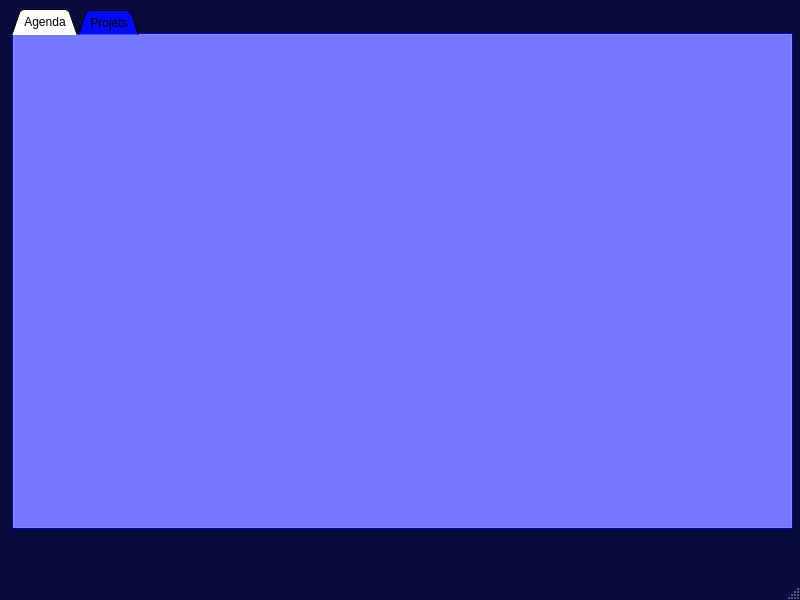
Old version of the form src/mainwindow.ui in the repository sowlosc/ProjectCalendar.
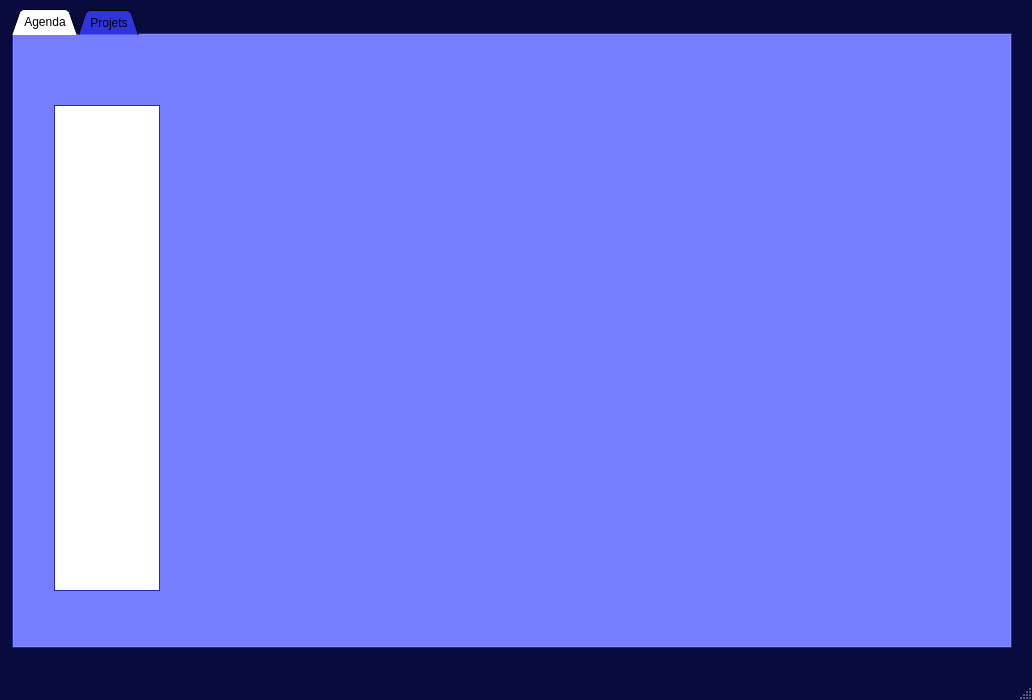
New version of the form. The open tabs and pages were chosen to show the change.

The edit to the form file:
```diff
--- a/src/mainwindow.ui
+++ b/src/mainwindow.ui
@@ -6,8 +6,8 @@
    <rect>
     <x>0</x>
     <y>0</y>
-    <width>800</width>
-    <height>600</height>
+    <width>1032</width>
+    <height>700</height>
    </rect>
   </property>
   <property name="palette">
@@ -434,8 +434,8 @@
      <rect>
       <x>12</x>
       <y>9</y>
-      <width>781</width>
-      <height>521</height>
+      <width>1000</width>
+      <height>640</height>
      </rect>
     </property>
     <property name="palette">
@@ -453,17 +453,17 @@
        <colorrole role="Button">
         <brush brushstyle="SolidPattern">
          <color alpha="255">
-          <red>0</red>
-          <green>8</green>
-          <blue>255</blue>
+          <red>47</red>
+          <green>53</green>
+          <blue>222</blue>
          </color>
         </brush>
        </colorrole>
        <colorrole role="Light">
         <brush brushstyle="SolidPattern">
          <color alpha="255">
-          <red>127</red>
-          <green>132</green>
+          <red>132</red>
+          <green>136</green>
           <blue>255</blue>
          </color>
         </brush>
@@ -471,27 +471,27 @@
        <colorrole role="Midlight">
         <brush brushstyle="SolidPattern">
          <color alpha="255">
-          <red>63</red>
-          <green>70</green>
-          <blue>255</blue>
+          <red>89</red>
+          <green>94</green>
+          <blue>238</blue>
          </color>
         </brush>
        </colorrole>
        <colorrole role="Dark">
         <brush brushstyle="SolidPattern">
          <color alpha="255">
-          <red>0</red>
-          <green>4</green>
-          <blue>127</blue>
+          <red>23</red>
+          <green>26</green>
+          <blue>111</blue>
          </color>
         </brush>
        </colorrole>
        <colorrole role="Mid">
         <brush brushstyle="SolidPattern">
          <color alpha="255">
-          <red>0</red>
-          <green>5</green>
-          <blue>170</blue>
+          <red>31</red>
+          <green>35</green>
+          <blue>148</blue>
          </color>
         </brush>
        </colorrole>
@@ -534,9 +534,9 @@
        <colorrole role="Window">
         <brush brushstyle="SolidPattern">
          <color alpha="255">
-          <red>0</red>
-          <green>8</green>
-          <blue>255</blue>
+          <red>47</red>
+          <green>53</green>
+          <blue>222</blue>
          </color>
         </brush>
        </colorrole>
@@ -552,9 +552,9 @@
        <colorrole role="AlternateBase">
         <brush brushstyle="SolidPattern">
          <color alpha="255">
-          <red>127</red>
-          <green>131</green>
-          <blue>255</blue>
+          <red>151</red>
+          <green>154</green>
+          <blue>238</blue>
          </color>
         </brush>
        </colorrole>
@@ -590,17 +590,17 @@
        <colorrole role="Button">
         <brush brushstyle="SolidPattern">
          <color alpha="255">
-          <red>0</red>
-          <green>8</green>
-          <blue>255</blue>
+          <red>47</red>
+          <green>53</green>
+          <blue>222</blue>
          </color>
         </brush>
        </colorrole>
        <colorrole role="Light">
         <brush brushstyle="SolidPattern">
          <color alpha="255">
-          <red>127</red>
-          <green>132</green>
+          <red>132</red>
+          <green>136</green>
           <blue>255</blue>
          </color>
         </brush>
@@ -608,27 +608,27 @@
        <colorrole role="Midlight">
         <brush brushstyle="SolidPattern">
          <color alpha="255">
-          <red>63</red>
-          <green>70</green>
-          <blue>255</blue>
+          <red>89</red>
+          <green>94</green>
+          <blue>238</blue>
          </color>
         </brush>
        </colorrole>
        <colorrole role="Dark">
         <brush brushstyle="SolidPattern">
          <color alpha="255">
-          <red>0</red>
-          <green>4</green>
-          <blue>127</blue>
+          <red>23</red>
+          <green>26</green>
+          <blue>111</blue>
          </color>
         </brush>
        </colorrole>
        <colorrole role="Mid">
         <brush brushstyle="SolidPattern">
          <color alpha="255">
-          <red>0</red>
-          <green>5</green>
-          <blue>170</blue>
+          <red>31</red>
+          <green>35</green>
+          <blue>148</blue>
          </color>
         </brush>
        </colorrole>
@@ -671,9 +671,9 @@
        <colorrole role="Window">
         <brush brushstyle="SolidPattern">
          <color alpha="255">
-          <red>0</red>
-          <green>8</green>
-          <blue>255</blue>
+          <red>47</red>
+          <green>53</green>
+          <blue>222</blue>
          </color>
         </brush>
        </colorrole>
@@ -689,9 +689,9 @@
        <colorrole role="AlternateBase">
         <brush brushstyle="SolidPattern">
          <color alpha="255">
-          <red>127</red>
-          <green>131</green>
-          <blue>255</blue>
+          <red>151</red>
+          <green>154</green>
+          <blue>238</blue>
          </color>
         </brush>
        </colorrole>
@@ -718,26 +718,26 @@
        <colorrole role="WindowText">
         <brush brushstyle="SolidPattern">
          <color alpha="255">
-          <red>0</red>
-          <green>4</green>
-          <blue>127</blue>
+          <red>23</red>
+          <green>26</green>
+          <blue>111</blue>
          </color>
         </brush>
        </colorrole>
        <colorrole role="Button">
         <brush brushstyle="SolidPattern">
          <color alpha="255">
-          <red>0</red>
-          <green>8</green>
-          <blue>255</blue>
+          <red>47</red>
+          <green>53</green>
+          <blue>222</blue>
          </color>
         </brush>
        </colorrole>
        <colorrole role="Light">
         <brush brushstyle="SolidPattern">
          <color alpha="255">
-          <red>127</red>
-          <green>132</green>
+          <red>132</red>
+          <green>136</green>
           <blue>255</blue>
          </color>
         </brush>
@@ -745,36 +745,36 @@
        <colorrole role="Midlight">
         <brush brushstyle="SolidPattern">
          <color alpha="255">
-          <red>63</red>
-          <green>70</green>
-          <blue>255</blue>
+          <red>89</red>
+          <green>94</green>
+          <blue>238</blue>
          </color>
         </brush>
        </colorrole>
        <colorrole role="Dark">
         <brush brushstyle="SolidPattern">
          <color alpha="255">
-          <red>0</red>
-          <green>4</green>
-          <blue>127</blue>
+          <red>23</red>
+          <green>26</green>
+          <blue>111</blue>
          </color>
         </brush>
        </colorrole>
        <colorrole role="Mid">
         <brush brushstyle="SolidPattern">
          <color alpha="255">
-          <red>0</red>
-          <green>5</green>
-          <blue>170</blue>
+          <red>31</red>
+          <green>35</green>
+          <blue>148</blue>
          </color>
         </brush>
        </colorrole>
        <colorrole role="Text">
         <brush brushstyle="SolidPattern">
          <color alpha="255">
-          <red>0</red>
-          <green>4</green>
-          <blue>127</blue>
+          <red>23</red>
+          <green>26</green>
+          <blue>111</blue>
          </color>
         </brush>
        </colorrole>
@@ -790,27 +790,27 @@
        <colorrole role="ButtonText">
         <brush brushstyle="SolidPattern">
          <color alpha="255">
-          <red>0</red>
-          <green>4</green>
-          <blue>127</blue>
+          <red>23</red>
+          <green>26</green>
+          <blue>111</blue>
          </color>
         </brush>
        </colorrole>
        <colorrole role="Base">
         <brush brushstyle="SolidPattern">
          <color alpha="255">
-          <red>0</red>
-          <green>8</green>
-          <blue>255</blue>
+          <red>47</red>
+          <green>53</green>
+          <blue>222</blue>
          </color>
         </brush>
        </colorrole>
        <colorrole role="Window">
         <brush brushstyle="SolidPattern">
          <color alpha="255">
-          <red>0</red>
-          <green>8</green>
-          <blue>255</blue>
+          <red>47</red>
+          <green>53</green>
+          <blue>222</blue>
          </color>
         </brush>
        </colorrole>
@@ -826,9 +826,9 @@
        <colorrole role="AlternateBase">
         <brush brushstyle="SolidPattern">
          <color alpha="255">
-          <red>0</red>
-          <green>8</green>
-          <blue>255</blue>
+          <red>47</red>
+          <green>53</green>
+          <blue>222</blue>
          </color>
         </brush>
        </colorrole>
@@ -881,6 +881,16 @@
      <attribute name="title">
       <string>Agenda</string>
      </attribute>
+     <widget class="QGraphicsView" name="graphicsView">
+      <property name="geometry">
+       <rect>
+        <x>40</x>
+        <y>70</y>
+        <width>106</width>
+        <height>486</height>
+       </rect>
+      </property>
+     </widget>
     </widget>
     <widget class="QWidget" name="tab_projets">
      <attribute name="title">
```
Left out of the diff: 4 changed lines with no effect on the pictures.
